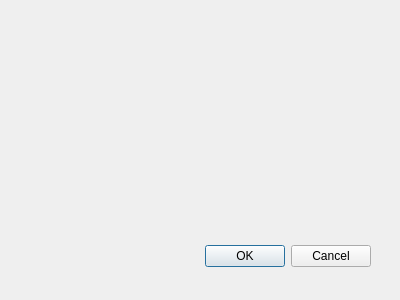
First picture: the form in cambiarfecha.ui, repository brutalchrist/HempicGUI, before the edit.
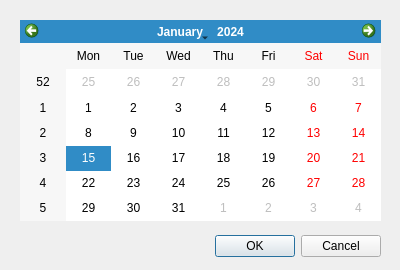
Second picture: the form after the edit. Icons and pictures are not drawn.

Commit message: No redimensionar Widget Calendario

Diff of the .ui file:
```diff
--- a/cambiarfecha.ui
+++ b/cambiarfecha.ui
@@ -9,7 +9,7 @@
     <x>0</x>
     <y>0</y>
     <width>400</width>
-    <height>300</height>
+    <height>270</height>
    </rect>
   </property>
   <property name="windowTitle">
@@ -18,8 +18,8 @@
   <widget name="buttonBox" class="QDialogButtonBox">
    <property name="geometry">
     <rect>
-     <x>30</x>
-     <y>240</y>
+     <x>40</x>
+     <y>230</y>
      <width>341</width>
      <height>32</height>
     </rect>
@@ -31,6 +31,25 @@
     <set>QDialogButtonBox::Cancel|QDialogButtonBox::Ok</set>
    </property>
   </widget>
+  <widget class="QCalendarWidget" name="calendarioWidget">
+   <property name="geometry">
+    <rect>
+     <x>20</x>
+     <y>20</y>
+     <width>361</width>
+     <height>201</height>
+    </rect>
+   </property>
+   <property name="gridVisible">
+    <bool>false</bool>
+   </property>
+   <property name="navigationBarVisible">
+    <bool>true</bool>
+   </property>
+   <property name="dateEditEnabled">
+    <bool>true</bool>
+   </property>
+  </widget>
  </widget>
  <pixmapfunction/>
  <resources/>
```
Left out of the diff: 19 changed lines with no effect on the pictures. The commit also changes 8 other files.
